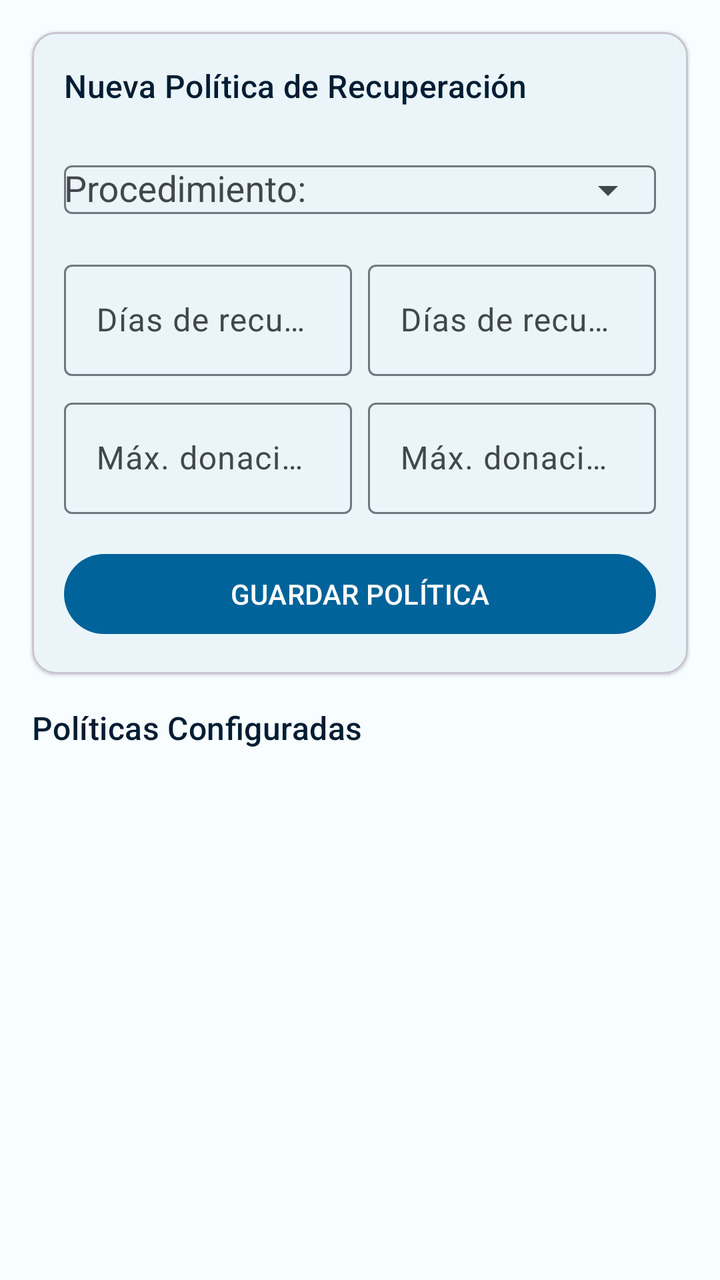
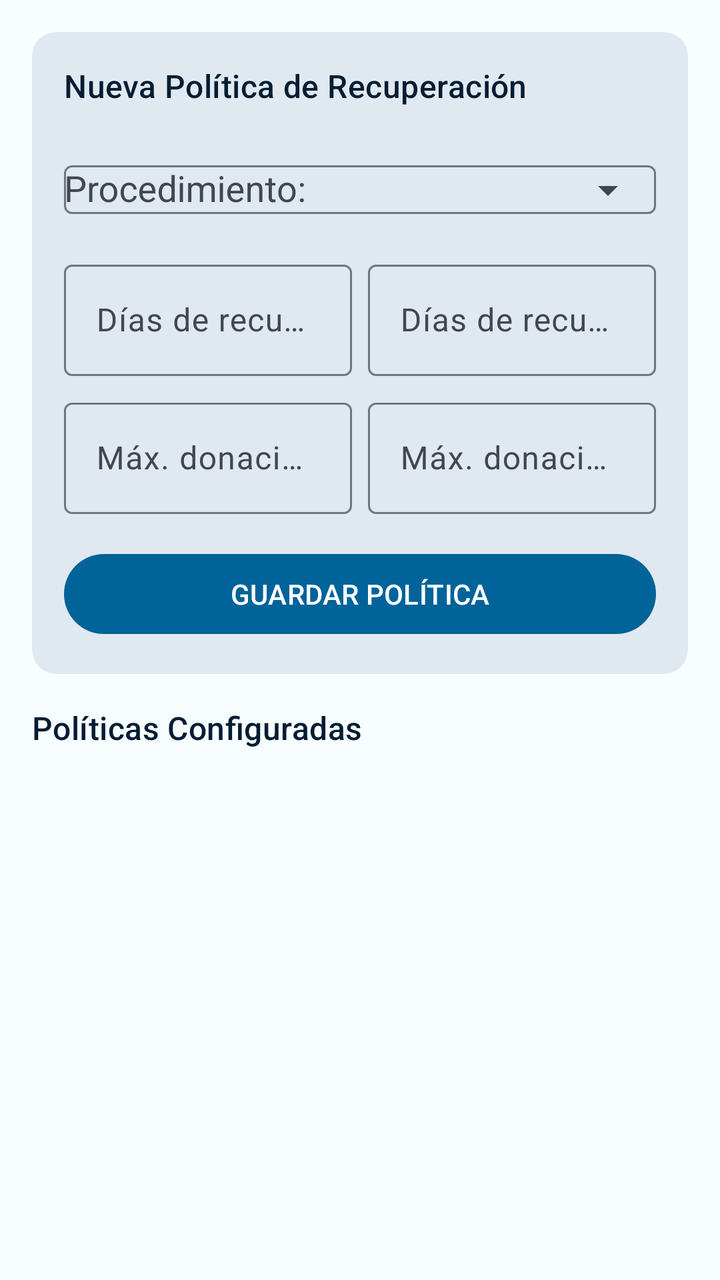

Screens rendered from an Android XML layout before and after an edit, with the pre-edit source and the edit as a unified diff.
<!-- AndroidManifest.xml: application theme Theme.DonationSystem -->
<!-- res/layout/fragment_recovery_policies.xml -->
<?xml version="1.0" encoding="utf-8"?>
<LinearLayout xmlns:android="http://schemas.android.com/apk/res/android"
    xmlns:app="http://schemas.android.com/apk/res-auto"
    xmlns:tools="http://schemas.android.com/tools"
    android:layout_width="match_parent"
    android:layout_height="match_parent"
    android:background="@color/surface_light"
    android:orientation="vertical"
    tools:context=".views.fragments.RecoveryPoliciesFragment">

    <com.google.android.material.card.MaterialCardView
        android:id="@+id/cardNewRecoveryPolicy"
        android:layout_width="match_parent"
        android:layout_height="wrap_content"
        android:layout_marginStart="16dp"
        android:layout_marginTop="16dp"
        android:layout_marginEnd="16dp"
        app:cardCornerRadius="12dp"
        app:cardElevation="1dp">

        <LinearLayout
            android:layout_width="match_parent"
            android:layout_height="wrap_content"
            android:orientation="vertical"
            android:padding="16dp">

            <TextView
                android:id="@+id/textViewRecoveryPolicyFormTitle"
                android:layout_width="wrap_content"
                android:layout_height="wrap_content"
                android:text="@string/label_new_recovery_policy"
                android:textAppearance="?attr/textAppearanceTitleMedium"
                android:textColor="@color/clinical_dark_blue" />

            <com.google.android.material.textfield.TextInputLayout
                android:id="@+id/textInputLayoutProcedureType"
                style="@style/Widget.Material3.TextInputLayout.OutlinedBox"
                android:layout_width="match_parent"
                android:layout_height="wrap_content"
                android:layout_marginTop="12dp"
                android:hint="@string/hint_procedure_type"
                app:endIconMode="dropdown_menu">

                <AutoCompleteTextView
                    android:id="@+id/spinnerRecoveryProcedure"
                    android:layout_width="match_parent"
                    android:layout_height="wrap_content"
                    android:inputType="none"
                    android:maxLines="1" />
            </com.google.android.material.textfield.TextInputLayout>

            <LinearLayout
                android:layout_width="match_parent"
                android:layout_height="wrap_content"
                android:layout_marginTop="8dp"
                android:orientation="horizontal">

                <com.google.android.material.textfield.TextInputLayout
                    android:id="@+id/textInputLayoutRecoveryDays"
                    style="@style/Widget.Material3.TextInputLayout.OutlinedBox"
                    android:layout_width="0dp"
                    android:layout_height="wrap_content"
                    android:layout_weight="1"
                    android:hint="@string/hint_recovery_days">

                    <com.google.android.material.textfield.TextInputEditText
                        android:id="@+id/editTextRecoveryDays"
                        android:layout_width="match_parent"
                        android:layout_height="wrap_content"
                        android:inputType="number"
                        android:maxLines="1" />
                </com.google.android.material.textfield.TextInputLayout>

                <com.google.android.material.textfield.TextInputLayout
                    android:id="@+id/textInputLayoutRecoveryDaysFemale"
                    style="@style/Widget.Material3.TextInputLayout.OutlinedBox"
                    android:layout_width="0dp"
                    android:layout_height="wrap_content"
                    android:layout_marginStart="8dp"
                    android:layout_weight="1"
                    android:hint="@string/hint_recovery_days_female">

                    <com.google.android.material.textfield.TextInputEditText
                        android:id="@+id/editTextRecoveryDaysFemale"
                        android:layout_width="match_parent"
                        android:layout_height="wrap_content"
                        android:inputType="number"
                        android:maxLines="1" />
                </com.google.android.material.textfield.TextInputLayout>
            </LinearLayout>

            <LinearLayout
                android:layout_width="match_parent"
                android:layout_height="wrap_content"
                android:layout_marginTop="8dp"
                android:orientation="horizontal">

                <com.google.android.material.textfield.TextInputLayout
                    android:id="@+id/textInputLayoutMaxPerYear"
                    style="@style/Widget.Material3.TextInputLayout.OutlinedBox"
                    android:layout_width="0dp"
                    android:layout_height="wrap_content"
                    android:layout_weight="1"
                    android:hint="@string/hint_max_per_year">

                    <com.google.android.material.textfield.TextInputEditText
                        android:id="@+id/editTextMaxPerYear"
                        android:layout_width="match_parent"
                        android:layout_height="wrap_content"
                        android:inputType="number"
                        android:maxLines="1" />
                </com.google.android.material.textfield.TextInputLayout>

                <com.google.android.material.textfield.TextInputLayout
                    android:id="@+id/textInputLayoutMaxPerYearFemale"
                    style="@style/Widget.Material3.TextInputLayout.OutlinedBox"
                    android:layout_width="0dp"
                    android:layout_height="wrap_content"
                    android:layout_marginStart="8dp"
                    android:layout_weight="1"
                    android:hint="@string/hint_max_per_year_female">

                    <com.google.android.material.textfield.TextInputEditText
                        android:id="@+id/editTextMaxPerYearFemale"
                        android:layout_width="match_parent"
                        android:layout_height="wrap_content"
                        android:inputType="number"
                        android:maxLines="1" />
                </com.google.android.material.textfield.TextInputLayout>
            </LinearLayout>

            <com.google.android.material.button.MaterialButton
                android:id="@+id/buttonSavePolicy"
                android:layout_width="match_parent"
                android:layout_height="wrap_content"
                android:layout_marginTop="16dp"
                android:text="@string/btn_save_policy"
                android:textAllCaps="true" />

            <com.google.android.material.button.MaterialButton
                android:id="@+id/buttonCancelEditPolicy"
                style="@style/Widget.Material3.Button.TextButton"
                android:layout_width="match_parent"
                android:layout_height="wrap_content"
                android:text="@string/btn_cancel_edit"
                android:textAllCaps="true"
                android:visibility="gone" />
        </LinearLayout>
    </com.google.android.material.card.MaterialCardView>

    <TextView
        android:layout_width="wrap_content"
        android:layout_height="wrap_content"
        android:layout_marginStart="16dp"
        android:layout_marginTop="16dp"
        android:layout_marginBottom="8dp"
        android:text="@string/list_recovery_policies_title"
        android:textAppearance="?attr/textAppearanceTitleMedium"
        android:textColor="@color/clinical_dark_blue" />

    <androidx.recyclerview.widget.RecyclerView
        android:id="@+id/recyclerViewRecoveryPolicies"
        android:layout_width="match_parent"
        android:layout_height="0dp"
        android:layout_weight="1"
        android:clipToPadding="false"
        android:paddingStart="16dp"
        android:paddingEnd="16dp"
        android:scrollbars="vertical" />

</LinearLayout>
<!-- resources referenced by this layout -->
<resources>
  <color name="clinical_dark_blue">#FF001D33</color>
  <color name="surface_light">#FFF8FDFF</color>
  <string name="btn_cancel_edit">CANCELAR EDICIÓN</string>
  <string name="btn_save_policy">GUARDAR POLÍTICA</string>
  <string name="hint_max_per_year">Máx. donaciones por año (hombres):</string>
  <string name="hint_max_per_year_female">Máx. donaciones por año (mujeres):</string>
  <string name="hint_procedure_type">Procedimiento:</string>
  <string name="hint_recovery_days">Días de recuperación (hombres):</string>
  <string name="hint_recovery_days_female">Días de recuperación (mujeres):</string>
  <string name="label_new_recovery_policy">Nueva Política de Recuperación</string>
  <string name="list_recovery_policies_title">Políticas Configuradas</string>
  <style name="Theme.DonationSystem" parent="Base.Theme.DonationSystem" />
  <style name="Base.Theme.DonationSystem" parent="Theme.Material3.DayNight.NoActionBar">
          <item name="colorPrimary">@color/medical_blue</item>
          <item name="colorOnPrimary">@color/on_primary</item>
          <item name="colorPrimaryContainer">@color/medical_blue_light</item>
          <item name="colorOnPrimaryContainer">@color/clinical_dark_blue</item>
  
          <item name="colorSecondary">@color/clinical_dark_blue</item>
          <item name="colorOnSecondary">@color/on_secondary</item>
  
          <item name="colorSurface">@color/surface_light</item>
          <item name="colorOnSurface">@color/on_surface</item>
          <item name="colorSurfaceVariant">@color/surface_variant</item>
          <item name="colorOnSurfaceVariant">@color/on_surface_variant</item>
  
          <item name="android:colorBackground">@color/surface_light</item>
          <item name="colorOutline">@color/outline</item>
      </style>
  <color name="medical_blue">#FF00639A</color>
  <color name="on_primary">#FFFFFFFF</color>
  <color name="medical_blue_light">#FFD1E4FF</color>
  <color name="on_secondary">#FFFFFFFF</color>
  <color name="on_surface">#FF191C20</color>
  <color name="surface_variant">#FFDEE3EB</color>
  <color name="on_surface_variant">#FF42474E</color>
  <color name="outline">#FF72777F</color>
</resources>

<!-- the commit's change to res/layout/fragment_recovery_policies.xml (unified diff, before → after) -->
@@ -9,14 +9,13 @@
     tools:context=".views.fragments.RecoveryPoliciesFragment">
 
     <com.google.android.material.card.MaterialCardView
+        style="@style/Widget.App.Card.Section"
         android:id="@+id/cardNewRecoveryPolicy"
         android:layout_width="match_parent"
         android:layout_height="wrap_content"
         android:layout_marginStart="16dp"
         android:layout_marginTop="16dp"
-        android:layout_marginEnd="16dp"
-        app:cardCornerRadius="12dp"
-        app:cardElevation="1dp">
+        android:layout_marginEnd="16dp">
 
         <LinearLayout
             android:layout_width="match_parent"
<!-- resource entries referenced after the edit -->
@@ -11,7 +11,13 @@
   <string name="hint_recovery_days_female">Días de recuperación (mujeres):</string>
   <string name="label_new_recovery_policy">Nueva Política de Recuperación</string>
   <string name="list_recovery_policies_title">Políticas Configuradas</string>
+  <style name="Widget.App.Card.Section" parent="Widget.App.Card">
+          <item name="cardElevation">0dp</item>
+      </style>
   <style name="Theme.DonationSystem" parent="Base.Theme.DonationSystem" />
+  <style name="Widget.App.Card" parent="Widget.Material3.CardView.Filled">
+          <item name="cardCornerRadius">@dimen/card_corner_radius</item>
+      </style>
   <style name="Base.Theme.DonationSystem" parent="Theme.Material3.DayNight.NoActionBar">
           <item name="colorPrimary">@color/medical_blue</item>
           <item name="colorOnPrimary">@color/on_primary</item>
@@ -28,7 +34,14 @@
   
           <item name="android:colorBackground">@color/surface_light</item>
           <item name="colorOutline">@color/outline</item>
+  
+          <item name="colorSurfaceContainerLowest">@color/surface_container_lowest</item>
+          <item name="colorSurfaceContainerLow">@color/surface_container_low</item>
+          <item name="colorSurfaceContainer">@color/surface_container</item>
+          <item name="colorSurfaceContainerHigh">@color/surface_container_high</item>
+          <item name="colorSurfaceContainerHighest">@color/surface_container_highest</item>
       </style>
+  <dimen name="card_corner_radius">12dp</dimen>
   <color name="medical_blue">#FF00639A</color>
   <color name="on_primary">#FFFFFFFF</color>
   <color name="medical_blue_light">#FFD1E4FF</color>
@@ -37,5 +50,10 @@
   <color name="surface_variant">#FFDEE3EB</color>
   <color name="on_surface_variant">#FF42474E</color>
   <color name="outline">#FF72777F</color>
+  <color name="surface_container_lowest">#FFFFFFFF</color>
+  <color name="surface_container_low">#FFF3F8FB</color>
+  <color name="surface_container">#FFEDF3F8</color>
+  <color name="surface_container_high">#FFE7EDF3</color>
+  <color name="surface_container_highest">#FFE1E9F0</color>
 </resources>
 
